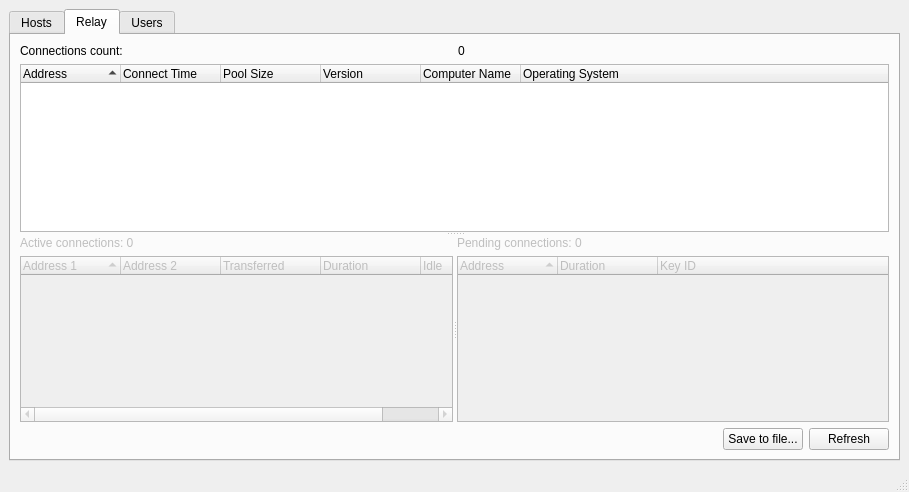
The window that source/client/ui/router_manager_window.ui (dchapyshev/aspia) describes before a commit, drawn with Qt 5.
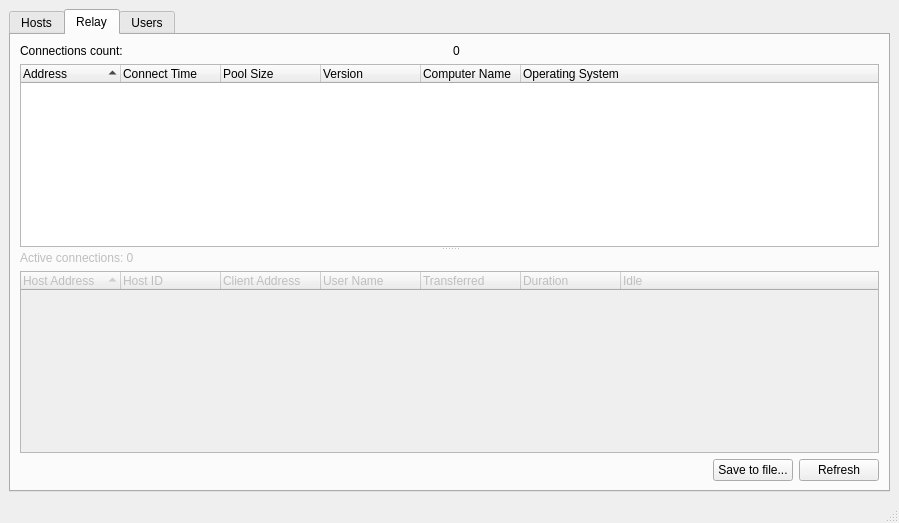
The same window after the commit. The open tabs and pages were chosen to show the change. Icons and pictures are not drawn.

Commit message: Rework relay statistics.

```diff
--- a/source/client/ui/router_manager_window.ui
+++ b/source/client/ui/router_manager_window.ui
@@ -6,8 +6,8 @@
    <rect>
     <x>0</x>
     <y>0</y>
-    <width>909</width>
-    <height>492</height>
+    <width>899</width>
+    <height>523</height>
    </rect>
   </property>
   <property name="sizePolicy">
@@ -154,7 +154,7 @@
        <attribute name="title">
         <string>Relay</string>
        </attribute>
-       <layout class="QVBoxLayout" name="verticalLayout_6">
+       <layout class="QVBoxLayout" name="verticalLayout_5">
         <item>
          <layout class="QHBoxLayout" name="horizontalLayout_5">
           <item>
@@ -219,13 +219,6 @@
             </property>
            </column>
           </widget>
-          <widget class="QSplitter" name="splitter_relay_vert">
-           <property name="orientation">
-            <enum>Qt::Horizontal</enum>
-           </property>
-           <property name="childrenCollapsible">
-            <bool>false</bool>
-           </property>
            <widget class="QWidget" name="layoutWidget">
             <layout class="QVBoxLayout" name="verticalLayout_2">
              <item>
@@ -251,12 +244,22 @@
                </property>
                <column>
                 <property name="text">
-                 <string>Address 1</string>
+                <string>Host Address</string>
                 </property>
                </column>
                <column>
                 <property name="text">
-                 <string>Address 2</string>
+                <string>Host ID</string>
+               </property>
+              </column>
+              <column>
+               <property name="text">
+                <string>Client Address</string>
+               </property>
+              </column>
+              <column>
+               <property name="text">
+                <string>User Name</string>
                 </property>
                </column>
                <column>
@@ -277,49 +280,6 @@
               </widget>
              </item>
             </layout>
-           </widget>
-           <widget class="QWidget" name="layoutWidget">
-            <layout class="QVBoxLayout" name="verticalLayout_5">
-             <item>
-              <widget class="QLabel" name="label_pending_conn">
-               <property name="enabled">
-                <bool>false</bool>
-               </property>
-               <property name="text">
-                <string notr="true">Pending connections: 0</string>
-               </property>
-              </widget>
-             </item>
-             <item>
-              <widget class="QTreeWidget" name="tree_pending_conn">
-               <property name="enabled">
-                <bool>false</bool>
-               </property>
-               <property name="indentation">
-                <number>0</number>
-               </property>
-               <property name="sortingEnabled">
-                <bool>true</bool>
-               </property>
-               <column>
-                <property name="text">
-                 <string>Address</string>
-                </property>
-               </column>
-               <column>
-                <property name="text">
-                 <string>Duration</string>
-                </property>
-               </column>
-               <column>
-                <property name="text">
-                 <string>Key ID</string>
-                </property>
-               </column>
-              </widget>
-             </item>
-            </layout>
-           </widget>
           </widget>
          </widget>
         </item>
```
Left out of the diff: 3 changed lines with no effect on the pictures. Lines whose indentation alone changed are shown as unchanged. The commit also changes 33 other files.
